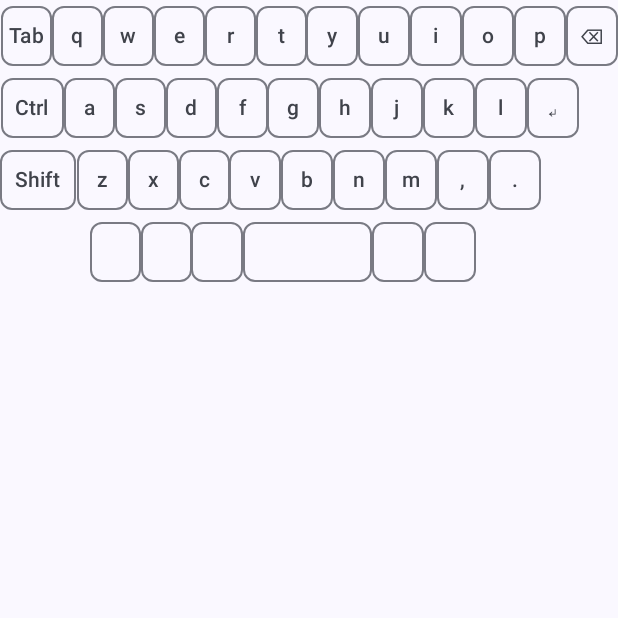
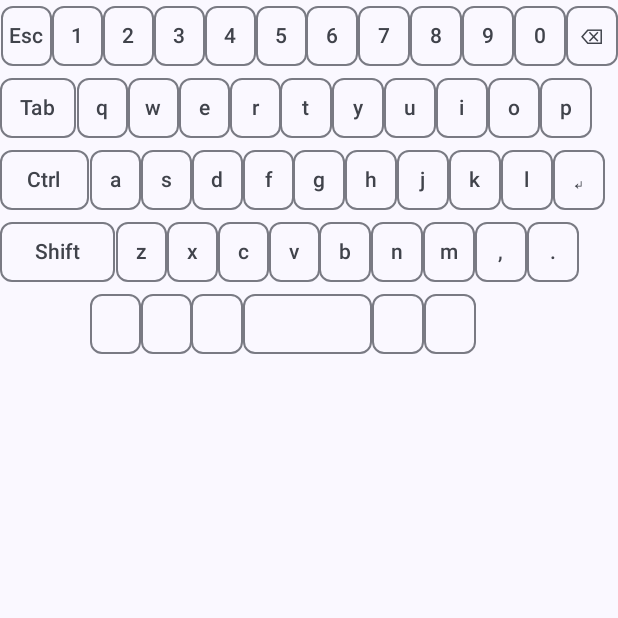
Before and after one commit to hiroyuki-komatsu/misc, an Android app built with Jetpack Compose: the screen it shows after launch (MainActivity), on a phone screen of 412 x 824 dp, the top half of it. Run offline under Robolectric (Android 15) with nearby library versions, the phone set to English and light mode, and no system bars; libraries missing offline, so code that uses them is left out: com.hoho.android.

Commit message:
Add the number row

```diff
--- a/apps/hidemu/app/src/main/java/org/taiyaki/hidemu/MainActivity.kt
+++ b/apps/hidemu/app/src/main/java/org/taiyaki/hidemu/MainActivity.kt
@@ -439,6 +439,17 @@ class MainActivity : ComponentActivity() {
 typealias LayoutMap = Map<String, List<String>>
 
 val LAYOUT_MAP: LayoutMap = mapOf(
+    "POS_ESC" to listOf("Esc", "ESC"),
+    "POS_1" to listOf("1", "1"),
+    "POS_2" to listOf("2", "2"),
+    "POS_3" to listOf("3", "3"),
+    "POS_4" to listOf("4", "4"),
+    "POS_5" to listOf("5", "5"),
+    "POS_6" to listOf("6", "6"),
+    "POS_7" to listOf("7", "7"),
+    "POS_8" to listOf("8", "8"),
+    "POS_9" to listOf("9", "9"),
+    "POS_0" to listOf("0", "0"),
     "POS_TAB" to listOf("Tab", "TAB"),
     "POS_Q" to listOf("q", "q"),
     "POS_W" to listOf("w", "w"),
@@ -475,6 +486,17 @@ val LAYOUT_MAP: LayoutMap = mapOf(
 )
 
 val LAYOUT_SHIFTED_MAP: LayoutMap = mapOf(
+    "POS_ESC" to listOf("Esc", "ESC"),
+    "POS_1" to listOf("!", "!"),
+    "POS_2" to listOf("@", "@"),
+    "POS_3" to listOf("#", "#"),
+    "POS_4" to listOf("$", "$"),
+    "POS_5" to listOf("%", "%"),
+    "POS_6" to listOf("^", "^"),
+    "POS_7" to listOf("&", "&"),
+    "POS_8" to listOf("*", "*"),
+    "POS_9" to listOf("(", "("),
+    "POS_0" to listOf(")", ")"),
     "POS_TAB" to listOf("Tab", "TAB"),
     "POS_Q" to listOf("Q", "Q"),
     "POS_W" to listOf("W", "W"),
@@ -514,7 +536,20 @@ typealias LayoutData = List<List<Pair<String, Float>>>
 
 val LAYOUT_DATA: LayoutData = listOf(
     listOf(
-        Pair("POS_TAB", 1f),
+        Pair("POS_ESC", 1f),
+        Pair("POS_1", 1f),
+        Pair("POS_2", 1f),
+        Pair("POS_3", 1f),
+        Pair("POS_4", 1f),
+        Pair("POS_5", 1f),
+        Pair("POS_6", 1f),
+        Pair("POS_7", 1f),
+        Pair("POS_8", 1f),
+        Pair("POS_9", 1f),
+        Pair("POS_0", 1f),
+        Pair("POS_BACKSPACE", 1f),
+    ), listOf(
+        Pair("POS_TAB", 1.5f),
         Pair("POS_Q", 1f),
         Pair("POS_W", 1f),
         Pair("POS_E", 1f),
@@ -525,9 +560,8 @@ val LAYOUT_DATA: LayoutData = listOf(
         Pair("POS_I", 1f),
         Pair("POS_O", 1f),
         Pair("POS_P", 1f),
-        Pair("POS_BACKSPACE", 1f),
     ), listOf(
-        Pair("POS_LEFTCTRL", 1.25f),
+        Pair("POS_LEFTCTRL", 1.75f),
         Pair("POS_A", 1f),
         Pair("POS_S", 1f),
         Pair("POS_D", 1f),
@@ -539,7 +573,7 @@ val LAYOUT_DATA: LayoutData = listOf(
         Pair("POS_L", 1f),
         Pair("POS_ENTER", 1f),
     ), listOf(
-        Pair("POS_LEFTSHIFT", 1.5f),
+        Pair("POS_LEFTSHIFT", 2.25f),
         Pair("POS_Z", 1f),
         Pair("POS_X", 1f),
         Pair("POS_C", 1f),
```
